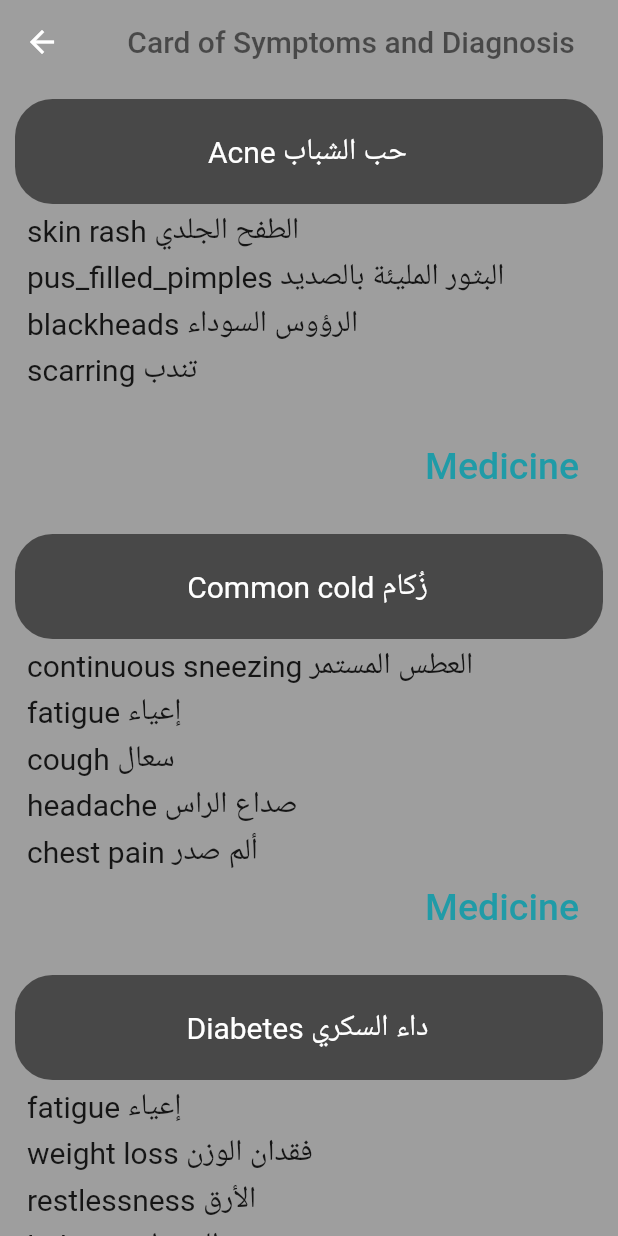
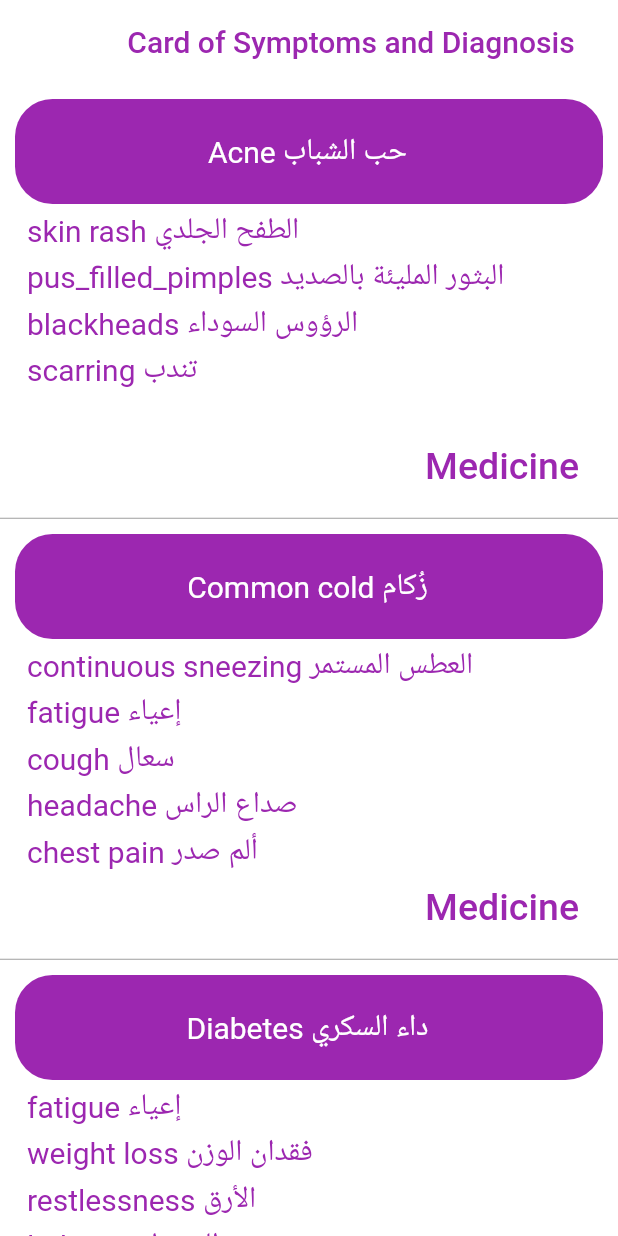
Before and after one commit to mahmoudzahran12345/CuraApp, a Flutter app: the Diseases screen opened directly, on a phone screen of 412 x 824 dp. Run offline on Flutter 3.47's test engine with Material 2 defaults, Android fonts, the phone set to English and light mode, and no system bars; our stand-ins replace animated_splash_screen, animated_text_kit, bloc, bot_toast, cloud_firestore, conditional_builder and 11 more; missing offline and left inert: flutter_login_facebook; accounts and stored records are empty; project files that could hold a hidden picture were left out.

Commit message:
cura25/5/2022

```diff
--- a/lib/modules/symptoms/desiase.dart
+++ b/lib/modules/symptoms/desiase.dart
@@ -7,6 +7,7 @@ import 'package:graduationproject/models/symptoms/symptommodel.dart';
 import '../../layout/webview/webviewscreen.dart';
 import '../../shared/components/component.dart';
 import '../../shared/styles/colors.dart';
+import '../medcine.dart';
 
 class Diseases extends StatefulWidget {
   final int id ;
@@ -26,11 +27,11 @@ class _DiseasesState extends State<Diseases> {
   @override
   Widget build(BuildContext context) {
     return Scaffold(
-      backgroundColor: Colors.grey,
+      backgroundColor:seccolor,
       appBar: AppBar(
-        backgroundColor: Colors.grey,
+        backgroundColor: seccolor,
         elevation: 0.0,
-        title: const Center(child: Text('Card of Symptoms and Diagnosis',style: TextStyle(color: Colors.black54),)),
+        title: const Center(child: Text('Card of Symptoms and Diagnosis',style: TextStyle(color: pramcolor),)),
       ),
       body: ListView.separated(
           itemBuilder: (context,index)=>Column(
@@ -43,7 +44,7 @@ class _DiseasesState extends State<Diseases> {
                       width: double.infinity,height: 70,
                       decoration: BoxDecoration(
                         borderRadius: BorderRadiusDirectional.circular(25.0),
-                        color: Colors.black54,
+                        color: pramcolor,
 
                       ),
                       child: Center(
@@ -78,6 +79,7 @@ class _DiseasesState extends State<Diseases> {
                               Expanded(
                                 child: Text('${sections[index].symptoms1}',style: const TextStyle(
                                   fontSize: 20,
+                                  color: pramcolor
                                 ),),
                               ),
                               const SizedBox(width: 10.0,),
@@ -91,7 +93,9 @@ class _DiseasesState extends State<Diseases> {
                               Expanded(
                                 child: Text('${sections[index].symptoms2}',style: const TextStyle(
                                   fontSize: 20,
-                                  overflow: TextOverflow.ellipsis
+                                    color: pramcolor,
+
+                                    overflow: TextOverflow.ellipsis
                                 ),),
                               ),
                               const SizedBox(width: 10.0,),
@@ -107,6 +111,8 @@ class _DiseasesState extends State<Diseases> {
                               Expanded(
                                 child: Text('${sections[index].symptoms3}',style: const TextStyle(
                                   fontSize: 20,
+                                  color: pramcolor,
+
                                 ),),
                               ),
                               const SizedBox(width: 10.0,),
@@ -122,6 +128,8 @@ class _DiseasesState extends State<Diseases> {
                               Expanded(
                                 child: Text('${sections[index].symptoms4}',style: const TextStyle(
                                   fontSize: 20,
+                                  color: pramcolor,
+
                                 ),),
                               ),
                               const SizedBox(width: 10.0,),
@@ -135,6 +143,8 @@ class _DiseasesState extends State<Diseases> {
                               Expanded(
                                 child: Text('${sections[index].symptoms5}',style: const TextStyle(
                                   fontSize: 20,
+                                  color: pramcolor,
+
                                 ),),
                               ),
                               const SizedBox(width: 10.0,),
@@ -143,12 +153,12 @@ class _DiseasesState extends State<Diseases> {
                         ),
                         MaterialButton(
                           onPressed: (){
-                            navigatto(context, WebViewExample());
+                            navigatto(context, const Medicine());
                           },
-                          child: Text(
+                          child: const Text(
                             'Medicine',
                             style: TextStyle(
-                              color: secondColor,
+                              color: pramcolor,
                               fontSize: 25
                             ),
                           ),
```
Also changed, not shown: lib/modules/medcine.dart (+14 -1 lines).
